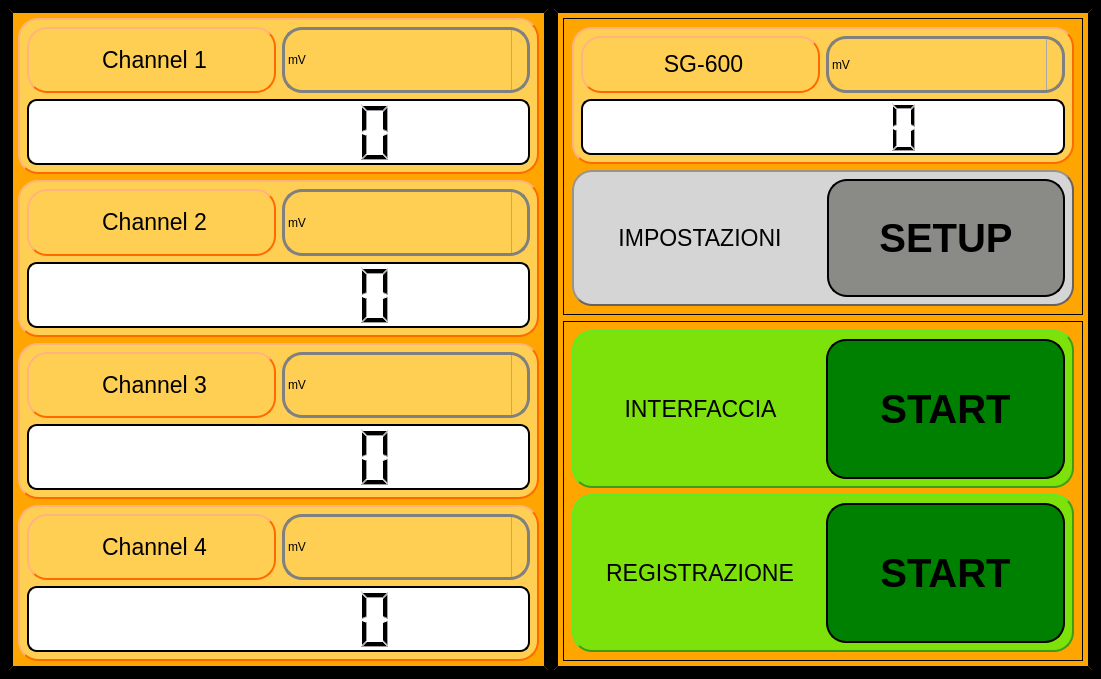
Qt form Qt Creator/QT_Creator_App_testing.ui (Mixer97/tesi_triennale) before a commit.
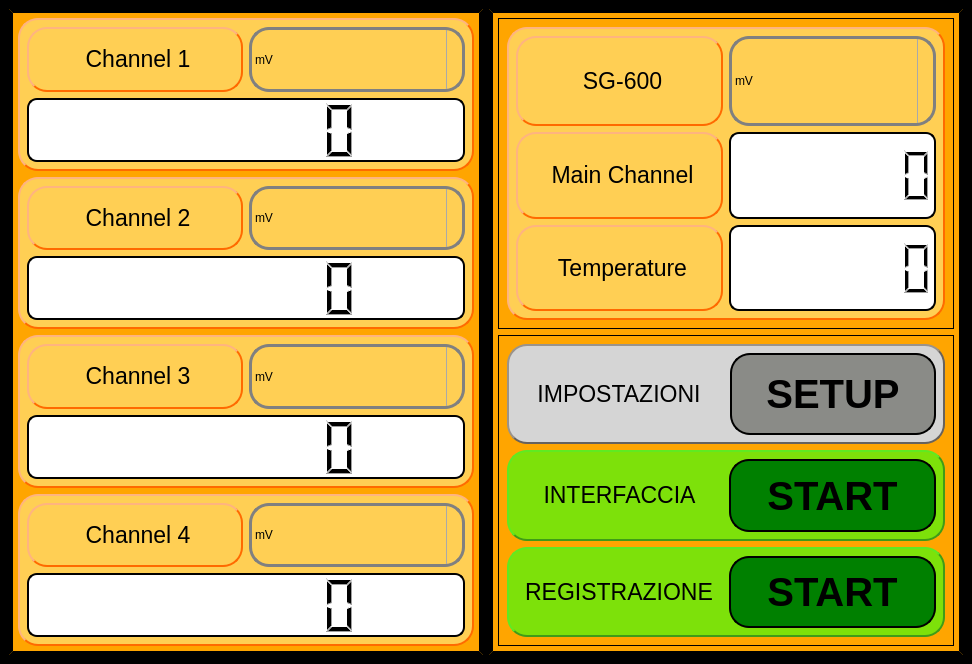
The same form after that commit. Icons and pictures are not drawn.

```diff
--- a/Qt Creator/QT_Creator_App_testing.ui
+++ b/Qt Creator/QT_Creator_App_testing.ui
@@ -6,10 +6,16 @@
    <rect>
     <x>0</x>
     <y>0</y>
-    <width>1101</width>
-    <height>679</height>
+    <width>972</width>
+    <height>664</height>
    </rect>
   </property>
+  <property name="minimumSize">
+   <size>
+    <width>853</width>
+    <height>664</height>
+   </size>
+  </property>
   <property name="windowTitle">
    <string>MainWindow</string>
   </property>
@@ -749,287 +755,20 @@
 }
 </string>
         </property>
-        <layout class="QVBoxLayout" name="verticalLayout_14">
-         <item>
-          <widget class="QWidget" name="widget_6" native="true">
-           <property name="styleSheet">
-            <string notr="true">QWidget {
-	background-color:orange; 
-	border-style: outset;
-    border-width: 1px;
-    border-color: black;
-}
-</string>
+        <layout class="QGridLayout" name="gridLayout_9">
+         <item row="2" column="0">
+          <layout class="QGridLayout" name="gridLayout_10">
+           <property name="sizeConstraint">
+            <enum>QLayout::SetDefaultConstraint</enum>
            </property>
-           <layout class="QGridLayout" name="gridLayout">
-            <item row="0" column="0">
-             <widget class="QWidget" name="widget_7" native="true">
-              <property name="styleSheet">
-               <string notr="true">QWidget {
-	background-color:rgb(255, 207, 84); 
-	border-style: outset;
-    border-width: 2px;
-    border-color: rgb(255, 106, 0);
-	border-radius: 20px;
-}</string>
-              </property>
-              <layout class="QGridLayout" name="gridLayout_7">
-               <item row="0" column="1">
-                <widget class="QComboBox" name="comboBox_5">
-                 <property name="sizePolicy">
-                  <sizepolicy hsizetype="Preferred" vsizetype="Preferred">
-                   <horstretch>0</horstretch>
-                   <verstretch>0</verstretch>
-                  </sizepolicy>
-                 </property>
-                 <property name="cursor">
-                  <cursorShape>PointingHandCursor</cursorShape>
-                 </property>
-                 <property name="mouseTracking">
-                  <bool>false</bool>
-                 </property>
-                 <property name="autoFillBackground">
-                  <bool>false</bool>
-                 </property>
-                 <property name="styleSheet">
-                  <string notr="true">QComboBox {
-    border: 3px solid gray;
-    border-radius: 3px;
-    padding: 1px 18px 1px 3px;
-    min-width: 6em;
-	border-radius: 20px;
-}
-
-QComboBox{
-	color: rgb(0,0,0);
-}
-
-QComboBox:editable {
-    background: white;
-}
-
-QComboBox:!editable, QComboBox::drop-down:editable {
-     background: qlineargradient(x1: 0, y1: 0, x2: 0, y2: 1,
-                                 stop: 0 #E1E1E1, stop: 0.4 #DDDDDD,
-                                 stop: 0.5 #D8D8D8, stop: 1.0 #D3D3D3);
-}
-
-/* QComboBox gets the &quot;on&quot; state when the popup is open */
-QComboBox:!editable:on, QComboBox::drop-down:editable:on {
-    background: qlineargradient(x1: 0, y1: 0, x2: 0, y2: 1,
-                                stop: 0 #D3D3D3, stop: 0.4 #D8D8D8,
-                                stop: 0.5 #DDDDDD, stop: 1.0 #E1E1E1);
-}
-
-QComboBox:on { /* shift the text when the popup opens */
-    padding-top: 3px;
-    padding-left: 4px;
-}
-
-QComboBox::drop-down {
-    subcontrol-origin: padding;
-    subcontrol-position: top right;
-    width: 15px;
-
-    border-left-width: 1px;
-    border-left-color: darkgray;
-    border-left-style: solid; /* just a single line */
-    border-top-right-radius: 3px; /* same radius as the QComboBox */
-    border-bottom-right-radius: 3px;
-}
-
-QComboBox::down-arrow {
-    image: url(/usr/share/icons/crystalsvg/16x16/actions/1downarrow.png);
-}
-
-QComboBox::down-arrow:on { /* shift the arrow when popup is open */
-    top: 1px;
-    left: 1px;
-}</string>
-                 </property>
-                 <property name="currentText">
-                  <string>mV</string>
-                 </property>
-                 <property name="iconSize">
-                  <size>
-                   <width>30</width>
-                   <height>30</height>
-                  </size>
-                 </property>
-                 <item>
-                  <property name="text">
-                   <string>mV</string>
-                  </property>
-                 </item>
-                 <item>
-                  <property name="text">
-                   <string>Nm</string>
-                  </property>
-                 </item>
-                 <item>
-                  <property name="text">
-                   <string>Kg</string>
-                  </property>
-                 </item>
-                 <item>
-                  <property name="text">
-                   <string>N</string>
-                  </property>
-                 </item>
-                </widget>
-               </item>
-               <item row="0" column="0">
-                <layout class="QVBoxLayout" name="verticalLayout_13">
-                 <item>
-                  <widget class="QLabel" name="label_SG600">
-                   <property name="font">
-                    <font>
-                     <pointsize>17</pointsize>
-                    </font>
-                   </property>
-                   <property name="styleSheet">
-                    <string notr="true">QLabel{
-	color: rgb(0,0,0);
-}
-</string>
-                   </property>
-                   <property name="text">
-                    <string>&lt;html&gt;&lt;head/&gt;&lt;body&gt;&lt;p align=&quot;center&quot;&gt;SG-600&lt;/p&gt;&lt;/body&gt;&lt;/html&gt;</string>
-                   </property>
-                  </widget>
-                 </item>
-                </layout>
-               </item>
-               <item row="1" column="0" colspan="2">
-                <widget class="QLCDNumber" name="lcdNumber_5">
-                 <property name="font">
-                  <font>
-                   <pointsize>9</pointsize>
-                   <bold>false</bold>
-                  </font>
-                 </property>
-                 <property name="styleSheet">
-                  <string notr="true">QWidget {
-	background-color:white; 
-	border-style: outset;
-	border-style: outset;
-    border-width: 2px;
-    border-color: black;
-	border-radius: 10px;
-}
-QLCDNumber{
-	color: rgb(0,0,0);
-}
-</string>
-                 </property>
-                 <property name="digitCount">
-                  <number>7</number>
-                 </property>
-                 <property name="value" stdset="0">
-                  <double>0.000000000000000</double>
-                 </property>
-                </widget>
-               </item>
-              </layout>
-             </widget>
-            </item>
-            <item row="1" column="0">
-             <widget class="QWidget" name="widget" native="true">
-              <property name="styleSheet">
-               <string notr="true">QWidget {
-	background-color:rgb(213, 213, 213); 
-	border-style: outset;
-    border-width: 2px;
-    border-color:rgb(103, 98, 93);
-	border-radius: 20px;
-}</string>
-              </property>
-              <layout class="QHBoxLayout" name="horizontalLayout">
-               <property name="spacing">
-                <number>7</number>
-               </property>
-               <item alignment="Qt::AlignHCenter|Qt::AlignVCenter">
-                <widget class="QLabel" name="label_impostazioni">
-                 <property name="sizePolicy">
-                  <sizepolicy hsizetype="Preferred" vsizetype="Ignored">
-                   <horstretch>0</horstretch>
-                   <verstretch>0</verstretch>
-                  </sizepolicy>
-                 </property>
-                 <property name="baseSize">
-                  <size>
-                   <width>0</width>
-                   <height>0</height>
-                  </size>
-                 </property>
-                 <property name="font">
-                  <font>
-                   <pointsize>17</pointsize>
-                  </font>
-                 </property>
-                 <property name="styleSheet">
-                  <string notr="true">QWidget {
-	background-color:rgb(213, 213, 213); 
-	border-style: outset;
-    border-width: 0px;
-    border-color:rgb(103, 98, 93);
-	border-radius: 20px;
-}
-QLabel{
-	color: rgb(0,0,0);
-}</string>
-                 </property>
-                 <property name="text">
-                  <string>&lt;html&gt;&lt;head/&gt;&lt;body&gt;&lt;p align=&quot;center&quot;&gt;IMPOSTAZIONI&lt;/p&gt;&lt;/body&gt;&lt;/html&gt;</string>
-                 </property>
-                </widget>
-               </item>
-               <item>
-                <widget class="QPushButton" name="pushButton_impostazioni">
-                 <property name="sizePolicy">
-                  <sizepolicy hsizetype="Minimum" vsizetype="Ignored">
-                   <horstretch>0</horstretch>
-                   <verstretch>0</verstretch>
-                  </sizepolicy>
-                 </property>
-                 <property name="font">
-                  <font>
-                   <pointsize>30</pointsize>
-                   <bold>true</bold>
-                  </font>
-                 </property>
-                 <property name="cursor">
-                  <cursorShape>PointingHandCursor</cursorShape>
-                 </property>
-                 <property name="styleSheet">
-                  <string notr="true">QWidget {
-	background-color:rgb(138, 139, 135); 
-	border-style: outset;
-    border-width: 2px;
-    border-color: black;
-	border-style: outset;
-	border-radius: 20px;
-}
-QPushButton{
-	color: rgb(0,0,0);
-}
-</string>
-                 </property>
-                 <property name="text">
-                  <string>SETUP</string>
-                 </property>
-                </widget>
-               </item>
-              </layout>
-             </widget>
-            </item>
-           </layout>
-          </widget>
-         </item>
-         <item>
-          <layout class="QVBoxLayout" name="verticalLayout_6">
-           <item>
+           <item row="0" column="0">
             <widget class="QWidget" name="widget_12" native="true">
+             <property name="sizePolicy">
+              <sizepolicy hsizetype="Preferred" vsizetype="Preferred">
+               <horstretch>0</horstretch>
+               <verstretch>0</verstretch>
+              </sizepolicy>
+             </property>
              <property name="maximumSize">
               <size>
                <width>16777215</width>
@@ -1046,8 +785,14 @@
 </string>
              </property>
              <layout class="QGridLayout" name="gridLayout_2">
-              <item row="0" column="0">
+              <item row="1" column="0">
                <widget class="QWidget" name="widget" native="true">
+                <property name="sizePolicy">
+                 <sizepolicy hsizetype="Preferred" vsizetype="Preferred">
+                  <horstretch>0</horstretch>
+                  <verstretch>0</verstretch>
+                 </sizepolicy>
+                </property>
                 <property name="styleSheet">
                  <string notr="true">QWidget {
 	background-color:rgb(125, 225, 10); 
@@ -1087,7 +832,7 @@
                  <item>
                   <widget class="QPushButton" name="pushButton_Interfaccia">
                    <property name="sizePolicy">
-                    <sizepolicy hsizetype="Minimum" vsizetype="Minimum">
+                    <sizepolicy hsizetype="Minimum" vsizetype="Expanding">
                      <horstretch>0</horstretch>
                      <verstretch>0</verstretch>
                     </sizepolicy>
@@ -1095,7 +840,7 @@
                    <property name="minimumSize">
                     <size>
                      <width>200</width>
-                     <height>140</height>
+                     <height>0</height>
                     </size>
                    </property>
                    <property name="maximumSize">
@@ -1138,7 +883,7 @@
                 </layout>
                </widget>
               </item>
-              <item row="1" column="0">
+              <item row="2" column="0">
                <widget class="QWidget" name="widget" native="true">
                 <property name="styleSheet">
                  <string notr="true">QWidget {
@@ -1178,7 +923,7 @@
                  <item>
                   <widget class="QPushButton" name="pushButton_Registrazione">
                    <property name="sizePolicy">
-                    <sizepolicy hsizetype="Minimum" vsizetype="Minimum">
+                    <sizepolicy hsizetype="Minimum" vsizetype="Expanding">
                      <horstretch>0</horstretch>
                      <verstretch>0</verstretch>
                     </sizepolicy>
@@ -1186,7 +931,7 @@
                    <property name="minimumSize">
                     <size>
                      <width>200</width>
-                     <height>140</height>
+                     <height>0</height>
                     </size>
                    </property>
                    <property name="maximumSize">
@@ -1226,11 +971,404 @@
                 </layout>
                </widget>
               </item>
+              <item row="0" column="0">
+               <widget class="QWidget" name="widget" native="true">
+                <property name="sizePolicy">
+                 <sizepolicy hsizetype="Preferred" vsizetype="Expanding">
+                  <horstretch>0</horstretch>
+                  <verstretch>0</verstretch>
+                 </sizepolicy>
+                </property>
+                <property name="minimumSize">
+                 <size>
+                  <width>0</width>
+                  <height>100</height>
+                 </size>
+                </property>
+                <property name="styleSheet">
+                 <string notr="true">QWidget {
+	background-color:rgb(213, 213, 213); 
+	border-style: outset;
+    border-width: 2px;
+    border-color:rgb(103, 98, 93);
+	border-radius: 20px;
+}</string>
+                </property>
+                <layout class="QHBoxLayout" name="horizontalLayout">
+                 <property name="spacing">
+                  <number>7</number>
+                 </property>
+                 <item alignment="Qt::AlignHCenter|Qt::AlignVCenter">
+                  <widget class="QLabel" name="label_impostazioni">
+                   <property name="sizePolicy">
+                    <sizepolicy hsizetype="Preferred" vsizetype="Ignored">
+                     <horstretch>0</horstretch>
+                     <verstretch>0</verstretch>
+                    </sizepolicy>
+                   </property>
+                   <property name="baseSize">
+                    <size>
+                     <width>0</width>
+                     <height>0</height>
+                    </size>
+                   </property>
+                   <property name="font">
+                    <font>
+                     <pointsize>17</pointsize>
+                    </font>
+                   </property>
+                   <property name="styleSheet">
+                    <string notr="true">QWidget {
+	background-color:rgb(213, 213, 213); 
+	border-style: outset;
+    border-width: 0px;
+    border-color:rgb(103, 98, 93);
+	border-radius: 20px;
+}
+QLabel{
+	color: rgb(0,0,0);
+}</string>
+                   </property>
+                   <property name="text">
+                    <string>&lt;html&gt;&lt;head/&gt;&lt;body&gt;&lt;p align=&quot;center&quot;&gt;IMPOSTAZIONI&lt;/p&gt;&lt;/body&gt;&lt;/html&gt;</string>
+                   </property>
+                  </widget>
+                 </item>
+                 <item>
+                  <widget class="QPushButton" name="pushButton_impostazioni">
+                   <property name="sizePolicy">
+                    <sizepolicy hsizetype="Minimum" vsizetype="Ignored">
+                     <horstretch>0</horstretch>
+                     <verstretch>0</verstretch>
+                    </sizepolicy>
+                   </property>
+                   <property name="minimumSize">
+                    <size>
+                     <width>200</width>
+                     <height>0</height>
+                    </size>
+                   </property>
+                   <property name="font">
+                    <font>
+                     <pointsize>30</pointsize>
+                     <bold>true</bold>
+                    </font>
+                   </property>
+                   <property name="cursor">
+                    <cursorShape>PointingHandCursor</cursorShape>
+                   </property>
+                   <property name="styleSheet">
+                    <string notr="true">QWidget {
+	background-color:rgb(138, 139, 135); 
+	border-style: outset;
+    border-width: 2px;
+    border-color: black;
+	border-style: outset;
+	border-radius: 20px;
+}
+QPushButton{
+	color: rgb(0,0,0);
+}
+</string>
+                   </property>
+                   <property name="text">
+                    <string>SETUP</string>
+                   </property>
+                  </widget>
+                 </item>
+                </layout>
+               </widget>
+              </item>
              </layout>
             </widget>
            </item>
           </layout>
          </item>
+         <item row="0" column="0">
+          <widget class="QWidget" name="widget_6" native="true">
+           <property name="sizePolicy">
+            <sizepolicy hsizetype="Preferred" vsizetype="Expanding">
+             <horstretch>0</horstretch>
+             <verstretch>0</verstretch>
+            </sizepolicy>
+           </property>
+           <property name="styleSheet">
+            <string notr="true">QWidget {
+	background-color:orange; 
+	border-style: outset;
+    border-width: 1px;
+    border-color: black;
+}
+</string>
+           </property>
+           <layout class="QGridLayout" name="gridLayout">
+            <item row="0" column="0" rowspan="2">
+             <widget class="QWidget" name="widget_7" native="true">
+              <property name="sizePolicy">
+               <sizepolicy hsizetype="Preferred" vsizetype="Preferred">
+                <horstretch>0</horstretch>
+                <verstretch>0</verstretch>
+               </sizepolicy>
+              </property>
+              <property name="styleSheet">
+               <string notr="true">QWidget {
+	background-color:rgb(255, 207, 84); 
+	border-style: outset;
+    border-width: 2px;
+    border-color: rgb(255, 106, 0);
+	border-radius: 20px;
+}</string>
+              </property>
+              <layout class="QGridLayout" name="gridLayout_7">
+               <item row="0" column="0" colspan="2">
+                <layout class="QGridLayout" name="gridLayout_11">
+                 <item row="1" column="0">
+                  <widget class="QLabel" name="label_SG600">
+                   <property name="font">
+                    <font>
+                     <pointsize>17</pointsize>
+                    </font>
+                   </property>
+                   <property name="styleSheet">
+                    <string notr="true">QLabel{
+	color: rgb(0,0,0);
+}
+</string>
+                   </property>
+                   <property name="text">
+                    <string>&lt;html&gt;&lt;head/&gt;&lt;body&gt;&lt;p align=&quot;center&quot;&gt;SG-600&lt;/p&gt;&lt;/body&gt;&lt;/html&gt;</string>
+                   </property>
+                  </widget>
+                 </item>
+                 <item row="1" column="1">
+                  <widget class="QComboBox" name="comboBox_5">
+                   <property name="sizePolicy">
+                    <sizepolicy hsizetype="Preferred" vsizetype="Preferred">
+                     <horstretch>0</horstretch>
+                     <verstretch>0</verstretch>
+                    </sizepolicy>
+                   </property>
+                   <property name="cursor">
+                    <cursorShape>PointingHandCursor</cursorShape>
+                   </property>
+                   <property name="mouseTracking">
+                    <bool>false</bool>
+                   </property>
+                   <property name="autoFillBackground">
+                    <bool>false</bool>
+                   </property>
+                   <property name="styleSheet">
+                    <string notr="true">QComboBox {
+    border: 3px solid gray;
+    border-radius: 3px;
+    padding: 1px 18px 1px 3px;
+    min-width: 6em;
+	border-radius: 20px;
+}
+
+QComboBox{
+	color: rgb(0,0,0);
+}
+
+QComboBox:editable {
+    background: white;
+}
+
+QComboBox:!editable, QComboBox::drop-down:editable {
+     background: qlineargradient(x1: 0, y1: 0, x2: 0, y2: 1,
+                                 stop: 0 #E1E1E1, stop: 0.4 #DDDDDD,
+                                 stop: 0.5 #D8D8D8, stop: 1.0 #D3D3D3);
+}
+
+/* QComboBox gets the &quot;on&quot; state when the popup is open */
+QComboBox:!editable:on, QComboBox::drop-down:editable:on {
+    background: qlineargradient(x1: 0, y1: 0, x2: 0, y2: 1,
+                                stop: 0 #D3D3D3, stop: 0.4 #D8D8D8,
+                                stop: 0.5 #DDDDDD, stop: 1.0 #E1E1E1);
+}
+
+QComboBox:on { /* shift the text when the popup opens */
+    padding-top: 3px;
+    padding-left: 4px;
+}
+
+QComboBox::drop-down {
+    subcontrol-origin: padding;
+    subcontrol-position: top right;
+    width: 15px;
+
+    border-left-width: 1px;
+    border-left-color: darkgray;
+    border-left-style: solid; /* just a single line */
+    border-top-right-radius: 3px; /* same radius as the QComboBox */
+    border-bottom-right-radius: 3px;
+}
+
+QComboBox::down-arrow {
+    image: url(/usr/share/icons/crystalsvg/16x16/actions/1downarrow.png);
+}
+
+QComboBox::down-arrow:on { /* shift the arrow when popup is open */
+    top: 1px;
+    left: 1px;
+}</string>
+                   </property>
+                   <property name="currentText">
+                    <string>mV</string>
+                   </property>
+                   <property name="iconSize">
+                    <size>
+                     <width>30</width>
+                     <height>30</height>
+                    </size>
+                   </property>
+                   <item>
+                    <property name="text">
+                     <string>mV</string>
+                    </property>
+                   </item>
+                   <item>
+                    <property name="text">
+                     <string>Nm</string>
+                    </property>
+                   </item>
+                   <item>
+                    <property name="text">
+                     <string>Kg</string>
+                    </property>
+                   </item>
+                   <item>
+                    <property name="text">
+                     <string>N</string>
+                    </property>
+                   </item>
+                  </widget>
+                 </item>
+                </layout>
+               </item>
+               <item row="1" column="0" rowspan="2" colspan="2">
+                <layout class="QGridLayout" name="gridLayout_8">
+                 <item row="1" column="1">
+                  <widget class="QLCDNumber" name="lcdNumber_temperature_SG600">
+                   <property name="sizePolicy">
+                    <sizepolicy hsizetype="Minimum" vsizetype="Preferred">
+                     <horstretch>0</horstretch>
+                     <verstretch>0</verstretch>
+                    </sizepolicy>
+                   </property>
+                   <property name="font">
+                    <font>
+                     <pointsize>9</pointsize>
+                     <bold>false</bold>
+                    </font>
+                   </property>
+                   <property name="styleSheet">
+                    <string notr="true">QWidget {
+	background-color:white; 
+	border-style: outset;
+	border-style: outset;
+    border-width: 2px;
+    border-color: black;
+	border-radius: 10px;
+}
+QLCDNumber{
+	color: rgb(0,0,0);
+}
+</string>
+                   </property>
+                   <property name="digitCount">
+                    <number>7</number>
+                   </property>
+                   <property name="value" stdset="0">
+                    <double>0.000000000000000</double>
+                   </property>
+                  </widget>
+                 </item>
+                 <item row="0" column="1">
+                  <widget class="QLCDNumber" name="lcdNumber_main_SG600">
+                   <property name="sizePolicy">
+                    <sizepolicy hsizetype="Minimum" vsizetype="Preferred">
+                     <horstretch>0</horstretch>
+                     <verstretch>0</verstretch>
+                    </sizepolicy>
+                   </property>
+                   <property name="styleSheet">
+                    <string notr="true">QWidget {
+	background-color:white; 
+	border-style: outset;
+	border-style: outset;
+    border-width: 2px;
+    border-color: black;
+	border-radius: 10px;
+}
+QLCDNumber{
+	color: rgb(0,0,0);
+}
+</string>
+                   </property>
+                   <property name="digitCount">
+                    <number>7</number>
+                   </property>
+                  </widget>
+                 </item>
+                 <item row="0" column="0">
+                  <widget class="QLabel" name="label_6">
+                   <property name="font">
+                    <font>
+                     <pointsize>17</pointsize>
+                    </font>
+                   </property>
+                   <property name="styleSheet">
+                    <string notr="true">QWidget {
+	background-color:rgb(255, 207, 84); 
+	border-style: outset;
+    border-width: 2px;
+    border-color: rgb(255, 106, 0);
+	border-radius: 20px;
+}
+QLabel{
+	color: rgb(0,0,0);
+}
+</string>
+                   </property>
+                   <property name="text">
+                    <string>&lt;html&gt;&lt;head/&gt;&lt;body&gt;&lt;p align=&quot;center&quot;&gt;Main Channel&lt;/p&gt;&lt;/body&gt;&lt;/html&gt;</string>
+                   </property>
+                  </widget>
+                 </item>
+                 <item row="1" column="0">
+                  <widget class="QLabel" name="label_7">
+                   <property name="font">
+                    <font>
+                     <pointsize>17</pointsize>
+                    </font>
+                   </property>
+                   <property name="styleSheet">
+                    <string notr="true">QWidget {
+	background-color:rgb(255, 207, 84); 
+	border-style: outset;
+    border-width: 2px;
+    border-color: rgb(255, 106, 0);
+	border-radius: 20px;
+}
+QLabel{
+	color: rgb(0,0,0);
+}
+</string>
+                   </property>
+                   <property name="text">
+                    <string>&lt;html&gt;&lt;head/&gt;&lt;body&gt;&lt;p align=&quot;center&quot;&gt;Temperature&lt;/p&gt;&lt;/body&gt;&lt;/html&gt;</string>
+                   </property>
+                  </widget>
+                 </item>
+                </layout>
+               </item>
+              </layout>
+             </widget>
+            </item>
+           </layout>
+          </widget>
+         </item>
         </layout>
        </widget>
       </item>
```
